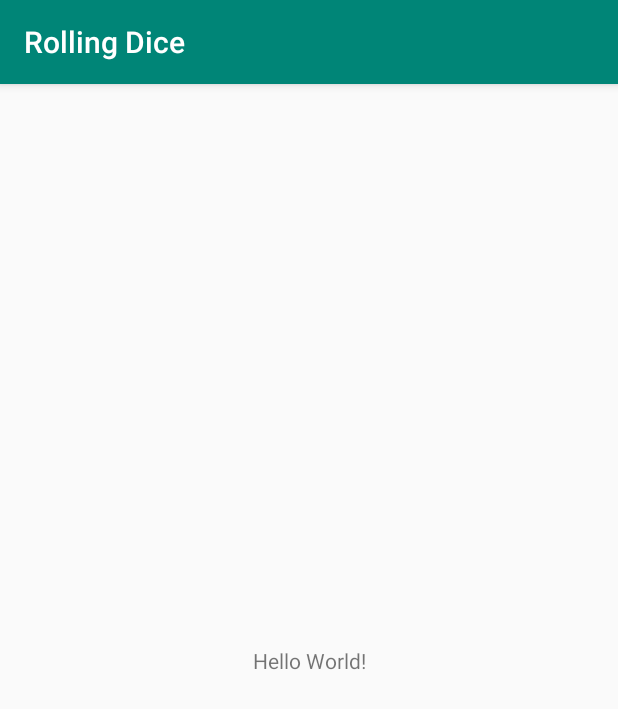
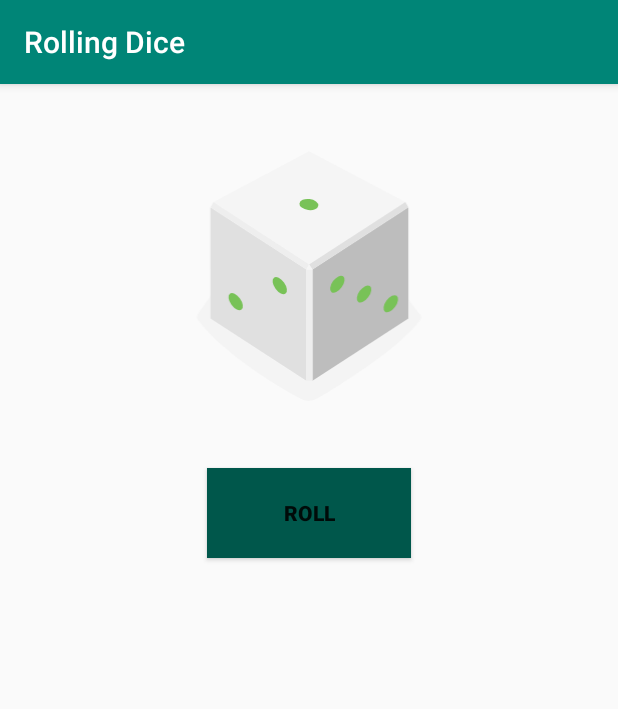
Before and after one commit to Dheeraj0052/RollingDice, an Android app: the screen it shows after launch (MainActivity), on a phone screen of 412 x 824 dp. Shown: the top 709 px of the screen. Run offline under Robolectric (Android 15) with nearby library versions, the phone set to English and light mode, and no system bars.

Commit message:
push code for rolling

```diff
--- a/app/src/main/java/com/example/rollingdice/MainActivity.kt
+++ b/app/src/main/java/com/example/rollingdice/MainActivity.kt
@@ -2,11 +2,33 @@ package com.example.rollingdice
 
 import android.support.v7.app.AppCompatActivity
 import android.os.Bundle
+import kotlinx.android.synthetic.main.activity_main.*
+import kotlin.random.Random
+import kotlin.random.Random as Random1
 
 class MainActivity : AppCompatActivity() {
 
     override fun onCreate(savedInstanceState: Bundle?) {
         super.onCreate(savedInstanceState)
         setContentView(R.layout.activity_main)
+
+
+
+        btnroll.setOnClickListener {
+            imagedice.setImageResource(getRandomImage())
+        }
+    }
+
+    private fun getRandomImage(): Int {
+        val  randomInt=java.util.Random().nextInt(6)+1
+
+        return when(randomInt){
+            1->R.drawable.dice_1
+            2->R.drawable.dice_2
+            3->R.drawable.dice_3
+            4->R.drawable.dice_4
+            5->R.drawable.dice_5
+            else->R.drawable.dice_6
+        }
     }
 }
--- a/app/src/main/res/layout/activity_main.xml
+++ b/app/src/main/res/layout/activity_main.xml
@@ -1,19 +1,28 @@
 <?xml version="1.0" encoding="utf-8"?>
-<android.support.constraint.ConstraintLayout
+<LinearLayout
         xmlns:android="http://schemas.android.com/apk/res/android"
         xmlns:tools="http://schemas.android.com/tools"
         xmlns:app="http://schemas.android.com/apk/res-auto"
         android:layout_width="match_parent"
         android:layout_height="match_parent"
+        android:orientation="vertical"
         tools:context=".MainActivity">
 
-    <TextView
-            android:layout_width="wrap_content"
-            android:layout_height="wrap_content"
-            android:text="Hello World!"
-            app:layout_constraintBottom_toBottomOf="parent"
-            app:layout_constraintLeft_toLeftOf="parent"
-            app:layout_constraintRight_toRightOf="parent"
-            app:layout_constraintTop_toTopOf="parent"/>
 
-</android.support.constraint.ConstraintLayout>
+    <android.support.v7.widget.AppCompatImageView android:layout_width="match_parent" android:layout_height="217dp"
+                                                  app:srcCompat="@drawable/dice_1"
+                                                  android:layout_gravity="center"
+                                                  android:layout_margin="19dp"
+                                                  android:id="@+id/imagedice"
+                                                  tools:ignore="VectorDrawableCompat"/>
+
+    <android.support.v7.widget.AppCompatButton android:layout_width="136dp" android:layout_height="60dp"
+                                               android:text="ROLL"
+                                               android:textAlignment="center"
+                                               android:layout_gravity="center"
+                                               android:id="@+id/btnroll"
+                                               android:textStyle="bold"
+                                               android:background="@color/colorPrimaryDark"
+    />
+
+</LinearLayout>
```
